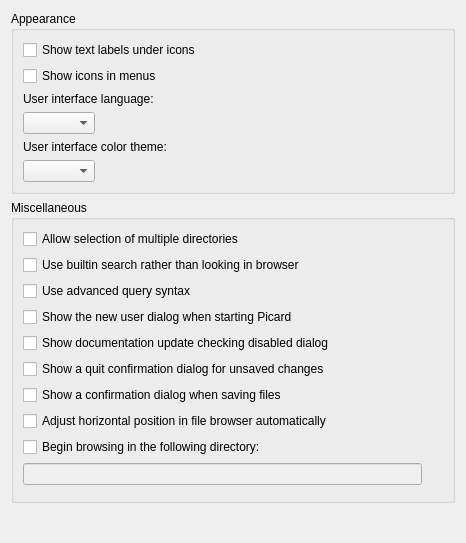
Qt form ui/options_interface.ui (metabrainz/picard) before a commit.
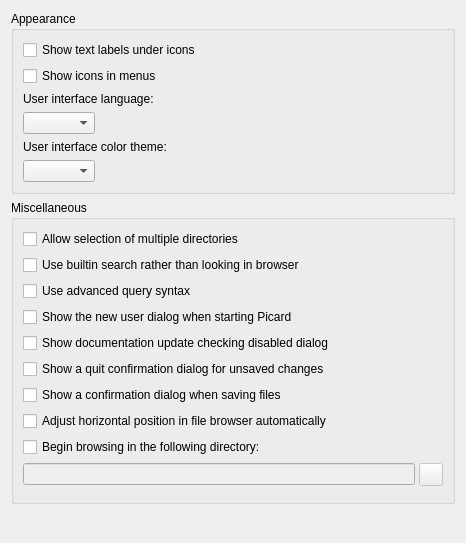
The same form after that commit.

What changed in the file:
```diff
--- a/ui/options_interface.ui
+++ b/ui/options_interface.ui
@@ -166,7 +166,7 @@
       <item>
        <layout class="QHBoxLayout" name="horizontalLayout_4">
         <property name="spacing">
-         <number>2</number>
+         <number>4</number>
         </property>
         <item>
          <widget class="QLineEdit" name="starting_directory_path">
@@ -184,13 +184,7 @@
            <bool>false</bool>
           </property>
           <property name="toolTip">
-           <string>Select folder in browser</string>
-          </property>
-          <property name="styleSheet">
-           <string notr="true">border: none;</string>
-          </property>
-          <property name="text">
-           <string notr="true"/>
+           <string>Select directory</string>
           </property>
          </widget>
         </item>
```
Left out of the diff: 4 changed lines with no effect on the pictures.
